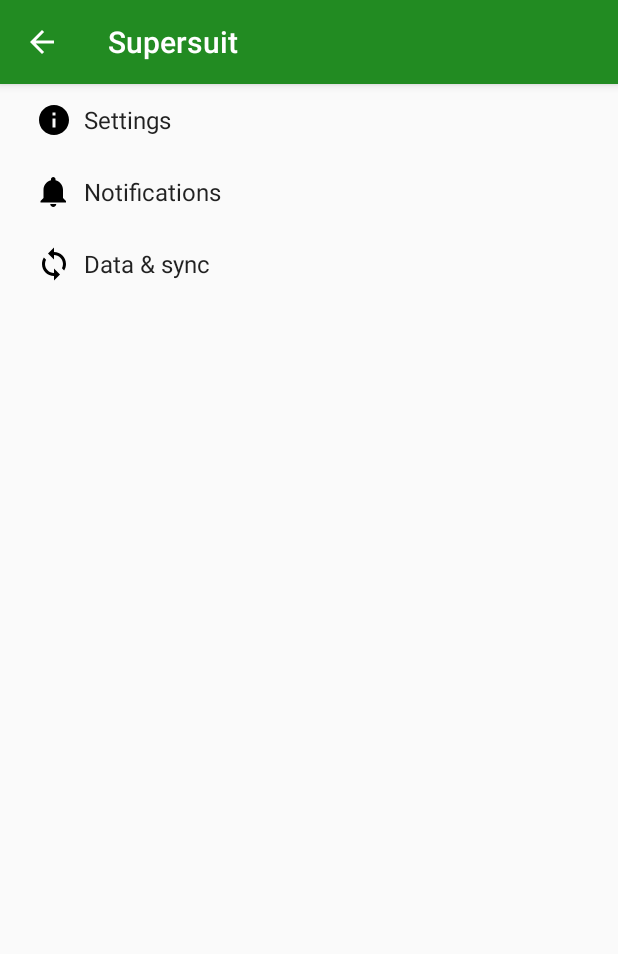
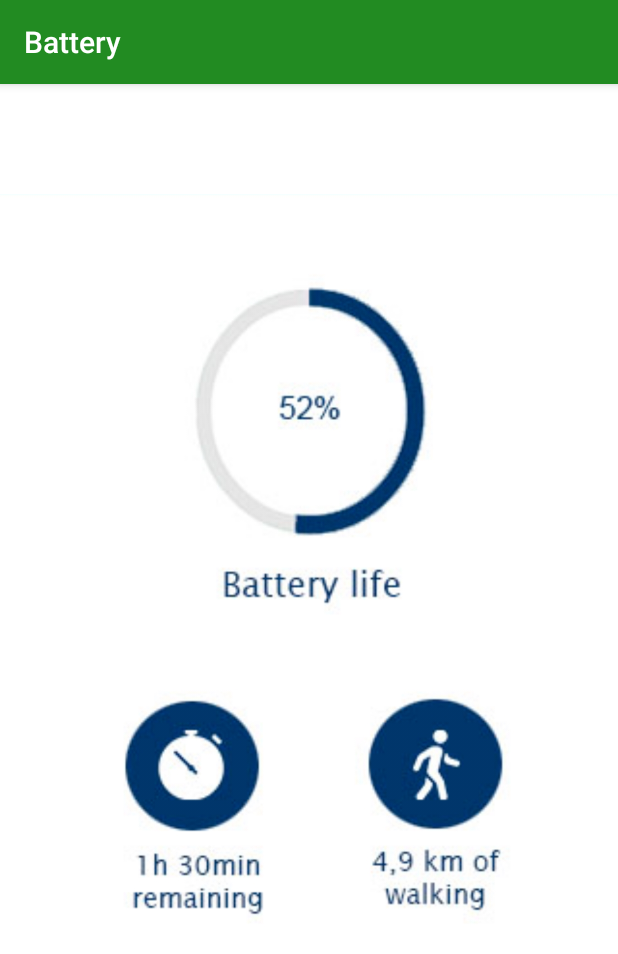
Before and after one commit to AhmedAhres/SupersuitApp, an Android app: the screen it shows after launch (SettingsActivity before the commit, BatteryActivity after it), on a phone screen of 412 x 824 dp. Shown: the top 954 px of the screen. Run offline under Robolectric (Android 15) with nearby library versions, the phone set to English and light mode, and no system bars.

Commit message:
Added battery activity

```diff
--- a/app/build.gradle
+++ b/app/build.gradle
@@ -22,6 +22,7 @@ dependencies {
     implementation fileTree(dir: 'libs', include: ['*.jar'])
     implementation 'com.android.support:appcompat-v7:27.1.1'
     implementation 'com.android.support:support-v4:27.1.1'
+    implementation 'com.android.support.constraint:constraint-layout:1.1.0'
     testImplementation 'junit:junit:4.12'
     androidTestImplementation 'com.android.support.test:runner:1.0.2'
     androidTestImplementation 'com.android.support.test.espresso:espresso-core:3.0.2'
--- /dev/null
+++ b/app/src/main/java/app/supersuitapp/BatteryActivity.java
@@ -0,0 +1,14 @@
+package app.supersuitapp;
+
+import android.support.v7.app.AppCompatActivity;
+import android.os.Bundle;
+
+public class BatteryActivity extends AppCompatActivity {
+
+    @Override
+    protected void onCreate(Bundle savedInstanceState) {
+        super.onCreate(savedInstanceState);
+        setContentView(R.layout.activity_battery);
+        setTitle("Battery");
+    }
+}
--- /dev/null
+++ b/app/src/main/res/layout/activity_battery.xml
@@ -0,0 +1,20 @@
+<?xml version="1.0" encoding="utf-8"?>
+<android.support.constraint.ConstraintLayout xmlns:android="http://schemas.android.com/apk/res/android"
+    xmlns:app="http://schemas.android.com/apk/res-auto"
+    xmlns:tools="http://schemas.android.com/tools"
+    android:layout_width="match_parent"
+    android:layout_height="match_parent"
+    tools:context=".BatteryActivity">
+
+    <ImageView
+        android:id="@+id/imageView"
+        android:layout_width="wrap_content"
+        android:layout_height="0dp"
+        android:background="#FFFFFF"
+        app:layout_constraintEnd_toEndOf="parent"
+        app:layout_constraintStart_toStartOf="parent"
+        app:layout_constraintTop_creator="1"
+        app:layout_constraintTop_toTopOf="parent"
+        app:layout_constraintVertical_weight="1"
+        app:srcCompat="@drawable/battery_screen" />
+</android.support.constraint.ConstraintLayout>
--- a/app/src/main/res/values/strings.xml
+++ b/app/src/main/res/values/strings.xml
@@ -70,4 +70,5 @@
     <string name="pref_ringtone_silent">Silent</string>
 
     <string name="pref_title_vibrate">Vibrate</string>
+    <string name="pref_header_battery">Battery</string>
 </resources>
--- a/app/src/main/res/xml/pref_headers.xml
+++ b/app/src/main/res/xml/pref_headers.xml
@@ -17,4 +17,9 @@
         android:icon="@drawable/ic_sync_black_24dp"
         android:title="@string/pref_header_data_sync" />
 
+    <header
+        android:fragment="app.supersuitapp.SettingsActivity$BatteryFragment"
+        android:icon="@drawable/ic_sync_black_24dp"
+        android:title="@string/pref_header_battery" />
+
 </preference-headers>
```
Also changed, not shown: app/src/main/AndroidManifest.xml (+8 -0 lines), app/src/main/res/drawable/battery_screen.png (added).
